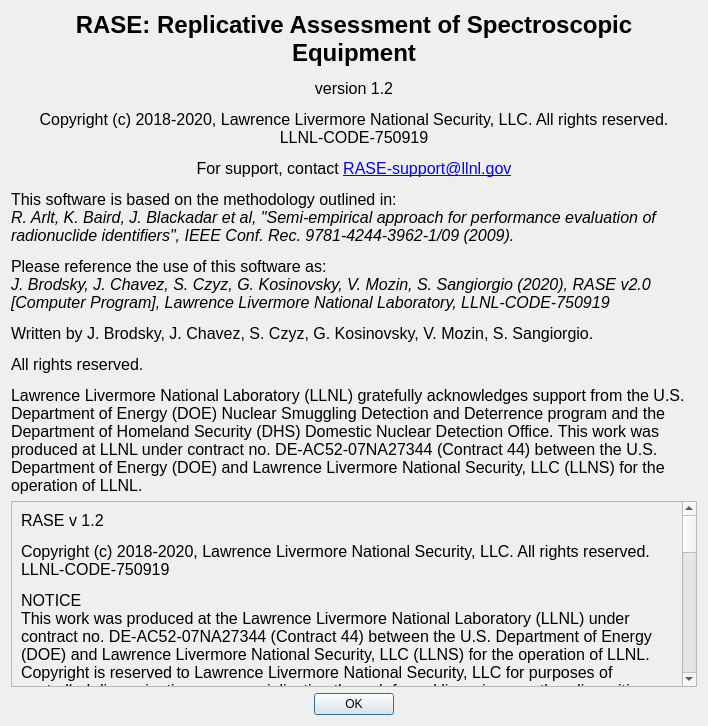
Above: src/ui/about_dialog.ui from LLNL/RASE before the change. Below: the same form after it.
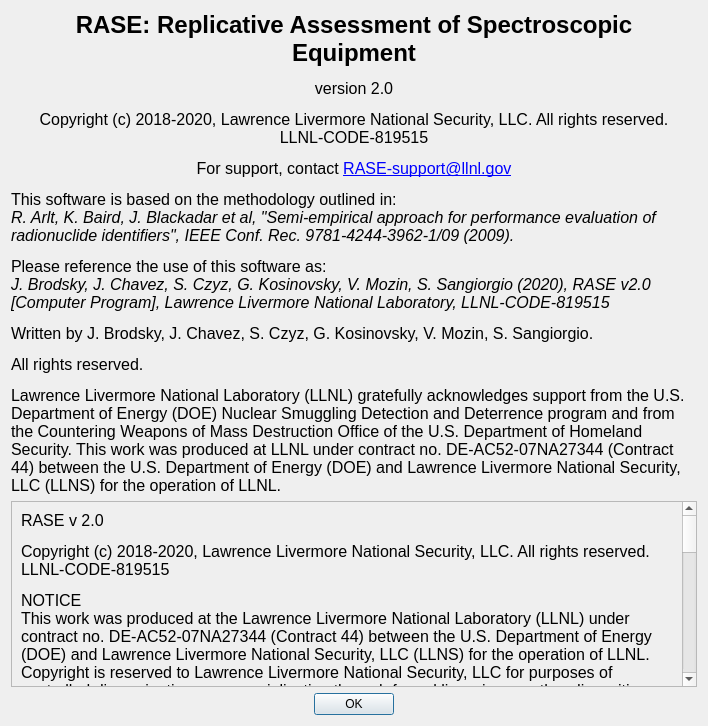
That is the form after the change.

Diff of the .ui file:
```diff
--- a/src/ui/about_dialog.ui
+++ b/src/ui/about_dialog.ui
@@ -17,7 +17,7 @@
    <item>
     <widget class="QLabel" name="label">
      <property name="text">
-      <string>&lt;html&gt;&lt;head/&gt;&lt;body&gt;&lt;p align=&quot;center&quot;&gt;&lt;span style=&quot; font-family:'Times New Roman,serif'; font-size:18pt; font-weight:600;&quot;&gt;RASE: Replicative Assessment of Spectroscopic Equipment&lt;/span&gt;&lt;/p&gt;&lt;p align=&quot;center&quot;&gt;&lt;span style=&quot; font-family:'Times New Roman,serif'; font-size:12pt;&quot;&gt;version 1.2&lt;/span&gt;&lt;/p&gt;&lt;p align=&quot;center&quot;&gt;&lt;span style=&quot; font-family:'Times New Roman,serif'; font-size:12pt;&quot;&gt;Copyright (c) 2018-2020, Lawrence Livermore National Security, LLC. All rights reserved. &lt;br/&gt;LLNL-CODE-750919&lt;/span&gt;&lt;/p&gt;&lt;p align=&quot;center&quot;&gt;&lt;span style=&quot; font-family:'Times New Roman,serif'; font-size:12pt;&quot;&gt;For support, contact &lt;/span&gt;&lt;a href=&quot;mailto:RASE-support@llnl.gov&quot;&gt;&lt;span style=&quot; font-family:'Times New Roman,serif'; font-size:12pt; text-decoration: underline; color:#0000ff;&quot;&gt;RASE-support@llnl.gov&lt;/span&gt;&lt;/a&gt;&lt;/p&gt;&lt;p&gt;&lt;span style=&quot; font-family:'Times New Roman,serif'; font-size:12pt;&quot;&gt;This software is based on the methodology outlined in:&lt;br/&gt;&lt;/span&gt;&lt;span style=&quot; font-family:'Times New Roman,serif'; font-size:12pt; font-style:italic;&quot;&gt;R. Arlt, K. Baird, J. Blackadar et al, &amp;quot;Semi-empirical approach for performance evaluation of radionuclide identifiers&amp;quot;, IEEE Conf. Rec. 9781-4244-3962-1/09 (2009).&lt;/span&gt;&lt;/p&gt;&lt;p&gt;&lt;span style=&quot; font-family:'Times New Roman,serif'; font-size:12pt;&quot;&gt;Please reference the use of this software as:&lt;br/&gt;&lt;/span&gt;&lt;span style=&quot; font-family:'Times New Roman,serif'; font-size:12pt; font-style:italic;&quot;&gt;J. Brodsky, J. Chavez, S. Czyz, G. Kosinovsky, V. Mozin, S. Sangiorgio (2020), RASE v2.0 [Computer Program], Lawrence Livermore National Laboratory, LLNL-CODE-750919&lt;/span&gt;&lt;/p&gt;&lt;p&gt;&lt;span style=&quot; font-family:'Times New Roman,serif'; font-size:12pt;&quot;&gt;Written by J. Brodsky, J. Chavez, S. Czyz, G. Kosinovsky, V. Mozin, S. Sangiorgio. &lt;/span&gt;&lt;/p&gt;&lt;p&gt;&lt;span style=&quot; font-family:'Times New Roman,serif'; font-size:12pt;&quot;&gt;All rights reserved.&lt;/span&gt;&lt;/p&gt;&lt;p&gt;&lt;span style=&quot; font-family:'Times New Roman,serif'; font-size:12pt;&quot;&gt;Lawrence Livermore National Laboratory (LLNL) gratefully acknowledges support from the U.S. Department of Energy (DOE) Nuclear Smuggling Detection and Deterrence program and the Department of Homeland Security (DHS) Domestic Nuclear Detection Office. This work was produced at LLNL under contract no. DE-AC52-07NA27344 (Contract 44) between the U.S. Department of Energy (DOE) and Lawrence Livermore National Security, LLC (LLNS) for the operation of LLNL.&lt;/span&gt;&lt;/p&gt;&lt;/body&gt;&lt;/html&gt;</string>
+      <string>&lt;html&gt;&lt;head/&gt;&lt;body&gt;&lt;p align=&quot;center&quot;&gt;&lt;span style=&quot; font-family:'Times New Roman,serif'; font-size:18pt; font-weight:600;&quot;&gt;RASE: Replicative Assessment of Spectroscopic Equipment&lt;/span&gt;&lt;/p&gt;&lt;p align=&quot;center&quot;&gt;&lt;span style=&quot; font-family:'Times New Roman,serif'; font-size:12pt;&quot;&gt;version 2.0&lt;/span&gt;&lt;/p&gt;&lt;p align=&quot;center&quot;&gt;&lt;span style=&quot; font-family:'Times New Roman,serif'; font-size:12pt;&quot;&gt;Copyright (c) 2018-2020, Lawrence Livermore National Security, LLC. All rights reserved. &lt;br/&gt;LLNL-CODE-819515&lt;/span&gt;&lt;/p&gt;&lt;p align=&quot;center&quot;&gt;&lt;span style=&quot; font-family:'Times New Roman,serif'; font-size:12pt;&quot;&gt;For support, contact &lt;/span&gt;&lt;a href=&quot;mailto:RASE-support@llnl.gov&quot;&gt;&lt;span style=&quot; font-family:'Times New Roman,serif'; font-size:12pt; text-decoration: underline; color:#0000ff;&quot;&gt;RASE-support@llnl.gov&lt;/span&gt;&lt;/a&gt;&lt;/p&gt;&lt;p&gt;&lt;span style=&quot; font-family:'Times New Roman,serif'; font-size:12pt;&quot;&gt;This software is based on the methodology outlined in:&lt;br/&gt;&lt;/span&gt;&lt;span style=&quot; font-family:'Times New Roman,serif'; font-size:12pt; font-style:italic;&quot;&gt;R. Arlt, K. Baird, J. Blackadar et al, &amp;quot;Semi-empirical approach for performance evaluation of radionuclide identifiers&amp;quot;, IEEE Conf. Rec. 9781-4244-3962-1/09 (2009).&lt;/span&gt;&lt;/p&gt;&lt;p&gt;&lt;span style=&quot; font-family:'Times New Roman,serif'; font-size:12pt;&quot;&gt;Please reference the use of this software as:&lt;br/&gt;&lt;/span&gt;&lt;span style=&quot; font-family:'Times New Roman,serif'; font-size:12pt; font-style:italic;&quot;&gt;J. Brodsky, J. Chavez, S. Czyz, G. Kosinovsky, V. Mozin, S. Sangiorgio (2020), RASE v2.0 [Computer Program], Lawrence Livermore National Laboratory, LLNL-CODE-819515&lt;/span&gt;&lt;/p&gt;&lt;p&gt;&lt;span style=&quot; font-family:'Times New Roman,serif'; font-size:12pt;&quot;&gt;Written by J. Brodsky, J. Chavez, S. Czyz, G. Kosinovsky, V. Mozin, S. Sangiorgio. &lt;/span&gt;&lt;/p&gt;&lt;p&gt;&lt;span style=&quot; font-family:'Times New Roman,serif'; font-size:12pt;&quot;&gt;All rights reserved.&lt;/span&gt;&lt;/p&gt;&lt;p&gt;&lt;span style=&quot; font-family:'Times New Roman,serif'; font-size:12pt;&quot;&gt;Lawrence Livermore National Laboratory (LLNL) gratefully acknowledges support from the U.S. Department of Energy (DOE) Nuclear Smuggling Detection and Deterrence program and from the Countering Weapons of Mass Destruction Office of the U.S. Department of Homeland Security. This work was produced at LLNL under contract no. DE-AC52-07NA27344 (Contract 44) between the U.S. Department of Energy (DOE) and Lawrence Livermore National Security, LLC (LLNS) for the operation of LLNL.&lt;/span&gt;&lt;/p&gt;&lt;/body&gt;&lt;/html&gt;</string>
      </property>
      <property name="scaledContents">
       <bool>false</bool>
@@ -48,7 +48,7 @@
        <item>
         <widget class="QLabel" name="label_2">
          <property name="text">
-          <string>&lt;html&gt;&lt;head/&gt;&lt;body&gt;&lt;p&gt;&lt;span style=&quot; font-family:'Times New Roman,serif'; font-size:12pt;&quot;&gt;RASE v 1.2&lt;/span&gt;&lt;/p&gt;&lt;p&gt;&lt;span style=&quot; font-family:'Times New Roman,serif'; font-size:12pt;&quot;&gt;Copyright (c) 2018-2020, Lawrence Livermore National Security, LLC. All rights reserved. LLNL-CODE-750919&lt;/span&gt;&lt;/p&gt;&lt;p&gt;&lt;span style=&quot; font-family:'Times New Roman,serif'; font-size:12pt;&quot;&gt;NOTICE&lt;br/&gt;This work was produced at the Lawrence Livermore National Laboratory (LLNL) under contract no. DE-AC52-07NA27344 (Contract 44) between the U.S. Department of Energy (DOE) and Lawrence Livermore National Security, LLC (LLNS) for the operation of LLNL. Copyright is reserved to Lawrence Livermore National Security, LLC for purposes of controlled dissemination, commercialization through formal licensing, or other disposition under terms of Contract 44; DOE policies, regulations and orders; and U.S. statutes. The rights of the Federal Government are reserved under Contract 44. &lt;/span&gt;&lt;/p&gt;&lt;p&gt;&lt;span style=&quot; font-family:'Times New Roman,serif'; font-size:12pt;&quot;&gt;DISCLAIMER&lt;br/&gt;THE SOFTWARE IS PROVIDED &amp;quot;AS IS&amp;quot;, WITHOUT WARRANTY OF ANY KIND, EXPRESS OR IMPLIED, INCLUDING BUT NOT LIMITED TO THE WARRANTIES OF MERCHANTABILITY, FITNESS FOR A PARTICULAR PURPOSE AND NONINFRINGEMENT. IN NO EVENT SHALL THE AUTHORS OR COPYRIGHT HOLDERS BE LIABLE FOR ANY CLAIM, DAMAGES OR OTHER LIABILITY, WHETHER IN AN ACTION OF CONTRACT, TORT OR OTHERWISE, ARISING FROM, OUT OF OR IN CONNECTION WITH THE SOFTWARE OR THE USE OR OTHER DEALINGS IN THE SOFTWARE.&lt;/span&gt;&lt;/p&gt;&lt;p&gt;&lt;span style=&quot; font-family:'Times New Roman,serif'; font-size:12pt;&quot;&gt;Reference herein to any specific commercial products, process, or service by trade name, trademark, manufacturer or otherwise does not necessarily constitute or imply its endorsement, recommendation, or favoring by the United States Government or Lawrence Livermore National Security, LLC. The views and opinions of authors expressed herein do not necessarily state or reflect those of the United States Government or Lawrence Livermore National Security, LLC, and shall not be used for advertising or product endorsement purposes.&lt;/span&gt;&lt;/p&gt;&lt;p&gt;&lt;span style=&quot; font-family:'Times New Roman,serif'; font-size:12pt;&quot;&gt;LICENSE&lt;/span&gt;&lt;span style=&quot; font-family:'Times New Roman,serif'; font-size:12pt; font-weight:600;&quot;&gt;&lt;br/&gt;&lt;/span&gt;&lt;span style=&quot; font-family:'Times New Roman,serif'; font-size:12pt;&quot;&gt;Permission is hereby granted, free of charge, to any person obtaining a copy of this software and associated documentation files (the &amp;quot;Software&amp;quot;), to deal in the Software without restriction, including without limitation the rights to use, copy, modify, merge, publish, distribute, sublicense, and/or sell copies of the Software, and to permit persons to whom the Software is furnished to do so, subject to the following conditions:&lt;/span&gt;&lt;/p&gt;&lt;p&gt;&lt;span style=&quot; font-family:'Times New Roman,serif'; font-size:12pt;&quot;&gt;The above copyright notice and this permission notice shall be included in all copies or substantial portions of the Software.&lt;/span&gt;&lt;/p&gt;&lt;p&gt;&lt;span style=&quot; font-family:'Times New Roman,serif'; font-size:12pt;&quot;&gt;Neither the name of LLNS nor the names of its contributors may be used to endorse or promote products derived from this software without specific prior written permission.&lt;/span&gt;&lt;/p&gt;&lt;/body&gt;&lt;/html&gt;</string>
+          <string>&lt;html&gt;&lt;head/&gt;&lt;body&gt;&lt;p&gt;&lt;span style=&quot; font-family:'Times New Roman,serif'; font-size:12pt;&quot;&gt;RASE v 2.0&lt;/span&gt;&lt;/p&gt;&lt;p&gt;&lt;span style=&quot; font-family:'Times New Roman,serif'; font-size:12pt;&quot;&gt;Copyright (c) 2018-2020, Lawrence Livermore National Security, LLC. All rights reserved. LLNL-CODE-819515&lt;/span&gt;&lt;/p&gt;&lt;p&gt;&lt;span style=&quot; font-family:'Times New Roman,serif'; font-size:12pt;&quot;&gt;NOTICE&lt;br/&gt;This work was produced at the Lawrence Livermore National Laboratory (LLNL) under contract no. DE-AC52-07NA27344 (Contract 44) between the U.S. Department of Energy (DOE) and Lawrence Livermore National Security, LLC (LLNS) for the operation of LLNL. Copyright is reserved to Lawrence Livermore National Security, LLC for purposes of controlled dissemination, commercialization through formal licensing, or other disposition under terms of Contract 44; DOE policies, regulations and orders; and U.S. statutes. The rights of the Federal Government are reserved under Contract 44. &lt;/span&gt;&lt;/p&gt;&lt;p&gt;&lt;span style=&quot; font-family:'Times New Roman,serif'; font-size:12pt;&quot;&gt;DISCLAIMER&lt;br/&gt;THE SOFTWARE IS PROVIDED &amp;quot;AS IS&amp;quot;, WITHOUT WARRANTY OF ANY KIND, EXPRESS OR IMPLIED, INCLUDING BUT NOT LIMITED TO THE WARRANTIES OF MERCHANTABILITY, FITNESS FOR A PARTICULAR PURPOSE AND NONINFRINGEMENT. IN NO EVENT SHALL THE AUTHORS OR COPYRIGHT HOLDERS BE LIABLE FOR ANY CLAIM, DAMAGES OR OTHER LIABILITY, WHETHER IN AN ACTION OF CONTRACT, TORT OR OTHERWISE, ARISING FROM, OUT OF OR IN CONNECTION WITH THE SOFTWARE OR THE USE OR OTHER DEALINGS IN THE SOFTWARE.&lt;/span&gt;&lt;/p&gt;&lt;p&gt;&lt;span style=&quot; font-family:'Times New Roman,serif'; font-size:12pt;&quot;&gt;Reference herein to any specific commercial products, process, or service by trade name, trademark, manufacturer or otherwise does not necessarily constitute or imply its endorsement, recommendation, or favoring by the United States Government or Lawrence Livermore National Security, LLC. The views and opinions of authors expressed herein do not necessarily state or reflect those of the United States Government or Lawrence Livermore National Security, LLC, and shall not be used for advertising or product endorsement purposes.&lt;/span&gt;&lt;/p&gt;&lt;p&gt;&lt;span style=&quot; font-family:'Times New Roman,serif'; font-size:12pt;&quot;&gt;LICENSE&lt;/span&gt;&lt;span style=&quot; font-family:'Times New Roman,serif'; font-size:12pt; font-weight:600;&quot;&gt;&lt;br/&gt;&lt;/span&gt;&lt;span style=&quot; font-family:'Times New Roman,serif'; font-size:12pt;&quot;&gt;Permission is hereby granted, free of charge, to any person obtaining a copy of this software and associated documentation files (the &amp;quot;Software&amp;quot;), to deal in the Software without restriction, including without limitation the rights to use, copy, modify, merge, publish, distribute, sublicense, and/or sell copies of the Software, and to permit persons to whom the Software is furnished to do so, subject to the following conditions:&lt;/span&gt;&lt;/p&gt;&lt;p&gt;&lt;span style=&quot; font-family:'Times New Roman,serif'; font-size:12pt;&quot;&gt;The above copyright notice and this permission notice shall be included in all copies or substantial portions of the Software.&lt;/span&gt;&lt;/p&gt;&lt;p&gt;&lt;span style=&quot; font-family:'Times New Roman,serif'; font-size:12pt;&quot;&gt;Neither the name of LLNS nor the names of its contributors may be used to endorse or promote products derived from this software without specific prior written permission.&lt;/span&gt;&lt;/p&gt;&lt;/body&gt;&lt;/html&gt;</string>
          </property>
          <property name="wordWrap">
           <bool>true</bool>
```
